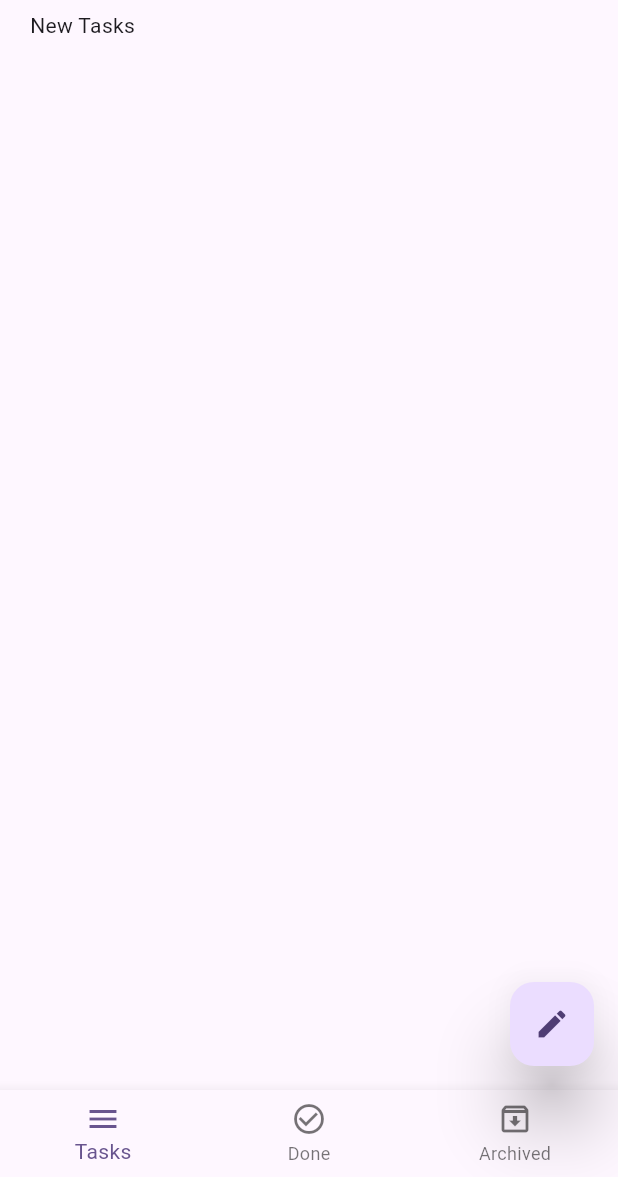
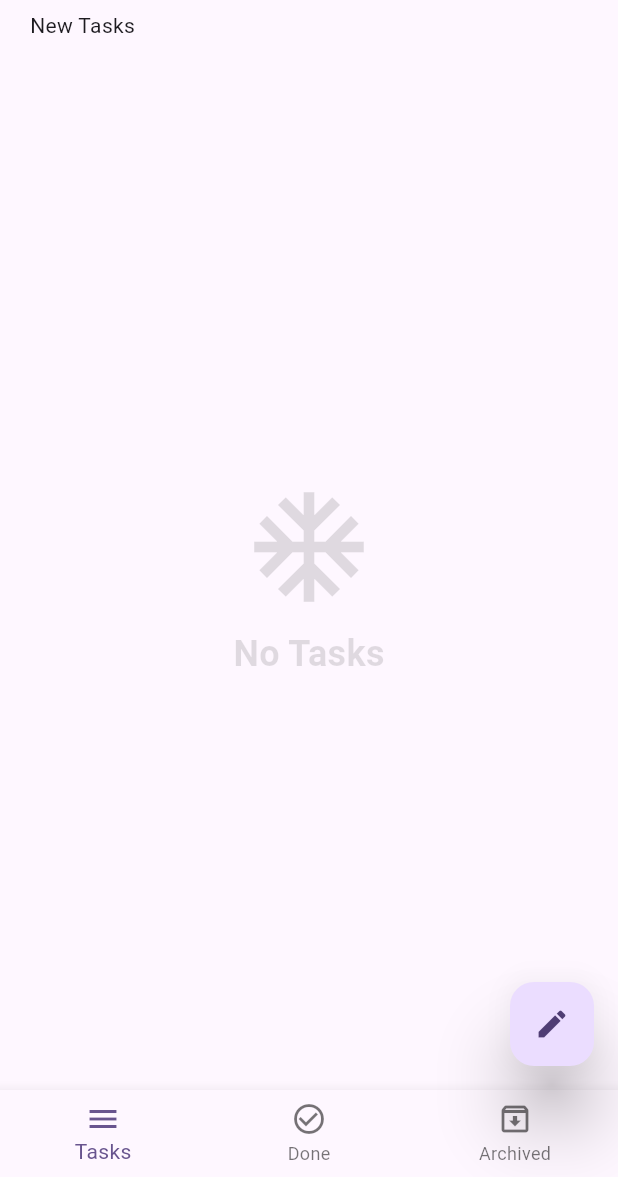
Before and after one commit to mamdouh-adel/TODO, a Flutter app: the screen it shows after launch, on a phone screen of 412 x 824 dp, the part 59-1236 px from its top. Run offline on Flutter 3.47's test engine with Material 3 defaults, Android fonts, the phone set to English and light mode, and no system bars; our stand-ins replace bloc, conditional_builder_null_safety, flutter_bloc, sqflite; accounts and stored records are empty.

Commit message:
Add delete and No Tasks Screen

```diff
--- a/lib/modules/new_tasks_screen.dart
+++ b/lib/modules/new_tasks_screen.dart
@@ -1,9 +1,6 @@
 import 'package:flutter/material.dart';
-import 'package:flutter_bloc/flutter_bloc.dart';
 import 'package:todo_app/shared/components/components.dart';
 import 'package:todo_app/shared/cubit/cubit.dart';
-
-import '../shared/cubit/states.dart';
 
 class NewTasksScreen extends StatelessWidget {
   const NewTasksScreen({super.key});
@@ -11,28 +8,6 @@ class NewTasksScreen extends StatelessWidget {
   @override
   Widget build(BuildContext context) {
     AppCubit cubit = AppCubit.get(context);
-    return BlocConsumer<AppCubit, AppState>(
-      listener: (BuildContext context, AppState state) {},
-      builder: (BuildContext context, AppState state) {
-        return Padding(
-          padding: const EdgeInsets.all(20.0),
-          child: Padding(
-            padding: const EdgeInsetsDirectional.only(top: 20.0),
-            child: ListView.separated(
-                itemBuilder: (context, index) =>
-                    buildTaskItem(cubit.newTasks[index], context),
-                separatorBuilder: (context, index) => Padding(
-                      padding: const EdgeInsetsDirectional.all(12.0),
-                      child: Container(
-                        height: 1.0,
-                        width: double.infinity,
-                        color: Colors.grey[300],
-                      ),
-                    ),
-                itemCount: cubit.newTasks.length),
-          ),
-        );
-      },
-    );
+    return buildTasks(cubit.newTasks);
   }
 }
--- a/lib/shared/components/components.dart
+++ b/lib/shared/components/components.dart
@@ -1,3 +1,4 @@
+import 'package:conditional_builder_null_safety/conditional_builder_null_safety.dart';
 import 'package:flutter/material.dart';
 import 'package:flutter_bloc/flutter_bloc.dart';
 import 'package:todo_app/shared/cubit/cubit.dart';
@@ -32,7 +33,14 @@ Widget buildTaskItem(Map model, BuildContext context) {
   return BlocConsumer<AppCubit, AppState>(
     listener: (BuildContext context, AppState state) {},
     builder: (BuildContext context, AppState state) {
-      return SingleChildScrollView(
+      return Dismissible(
+        key: Key(model["id"].toString()),
+        onDismissed: (DismissDirection dir) {
+          if (dir == DismissDirection.startToEnd) {
+            cubit.deleteData(model["id"]);
+          }
+        },
+        child: SingleChildScrollView(
           child: Row(
             children: [
               CircleAvatar(
@@ -80,7 +88,55 @@ Widget buildTaskItem(Map model, BuildContext context) {
               ),
             ],
           ),
+        ),
       );
     },
   );
 }
+
+Widget buildTasks(List<Map> tasks) => BlocConsumer<AppCubit, AppState>(
+      listener: (BuildContext context, AppState state) {},
+      builder: (BuildContext context, AppState state) {
+        return Padding(
+          padding: const EdgeInsets.all(20.0),
+          child: Padding(
+            padding: const EdgeInsetsDirectional.only(top: 20.0),
+            child: ConditionalBuilder(
+              condition: tasks.isNotEmpty,
+              builder: (context) => ListView.separated(
+                  itemBuilder: (context, index) =>
+                      buildTaskItem(tasks[index], context),
+                  separatorBuilder: (context, index) => Padding(
+                        padding: const EdgeInsetsDirectional.all(12.0),
+                        child: Container(
+                          height: 1.0,
+                          width: double.infinity,
+                          color: Colors.grey[300],
+                        ),
+                      ),
+                  itemCount: tasks.length),
+              fallback: (context) => const Center(
+                child: Column(
+                  mainAxisAlignment: MainAxisAlignment.center,
+                  children: [
+                    Icon(
+                      Icons.ac_unit,
+                      color: Colors.black12,
+                      size: 88,
+                    ),
+                    SizedBox(height: 10),
+                    Text(
+                      "No Tasks",
+                      style: TextStyle(
+                          color: Colors.black12,
+                          fontWeight: FontWeight.bold,
+                          fontSize: 24),
+                    )
+                  ],
+                ),
+              ),
+            ),
+          ),
+        );
+      },
+    );
--- a/lib/shared/cubit/states.dart
+++ b/lib/shared/cubit/states.dart
@@ -11,3 +11,4 @@ class AppGetDataFromDatabaseState extends AppState {}
 class AppLoadingDataFromDatabaseState extends AppState {}
 class AppInsertIntoDatabaseState extends AppState {}
 class AppUpdateDatabaseState extends AppState {}
+class AppDeleteDatabaseState extends AppState {}
```
Also changed, not shown: lib/modules/archived_tasks_screen.dart (+1 -26 lines), lib/modules/done_tasks_screen.dart (+1 -26 lines), lib/shared/cubit/cubit.dart (+8 -0 lines). Lines whose indentation alone changed are shown as unchanged.
